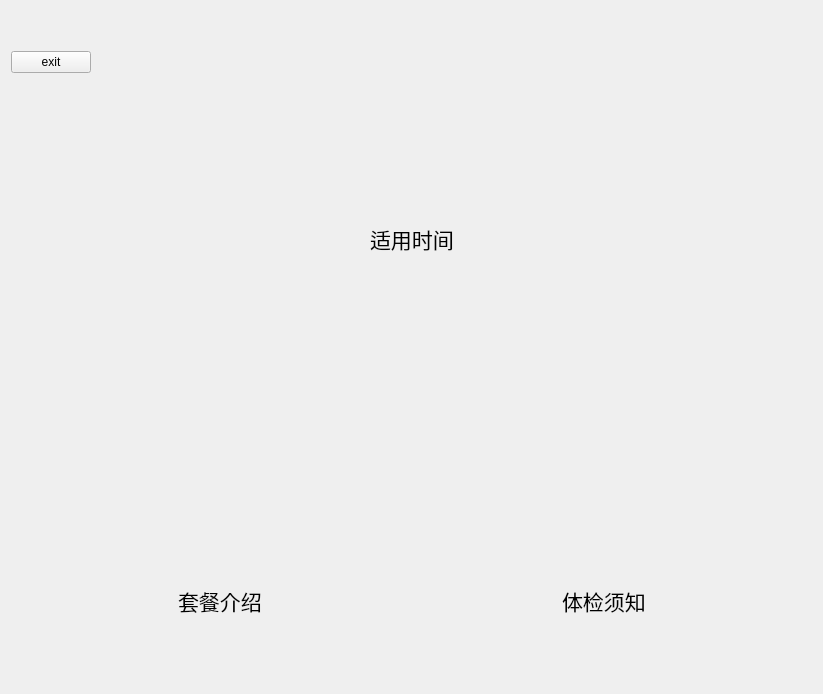
First picture: the form in PEIS_Client/hepdetails.ui, repository ooohhhj/PEIS, before the edit.
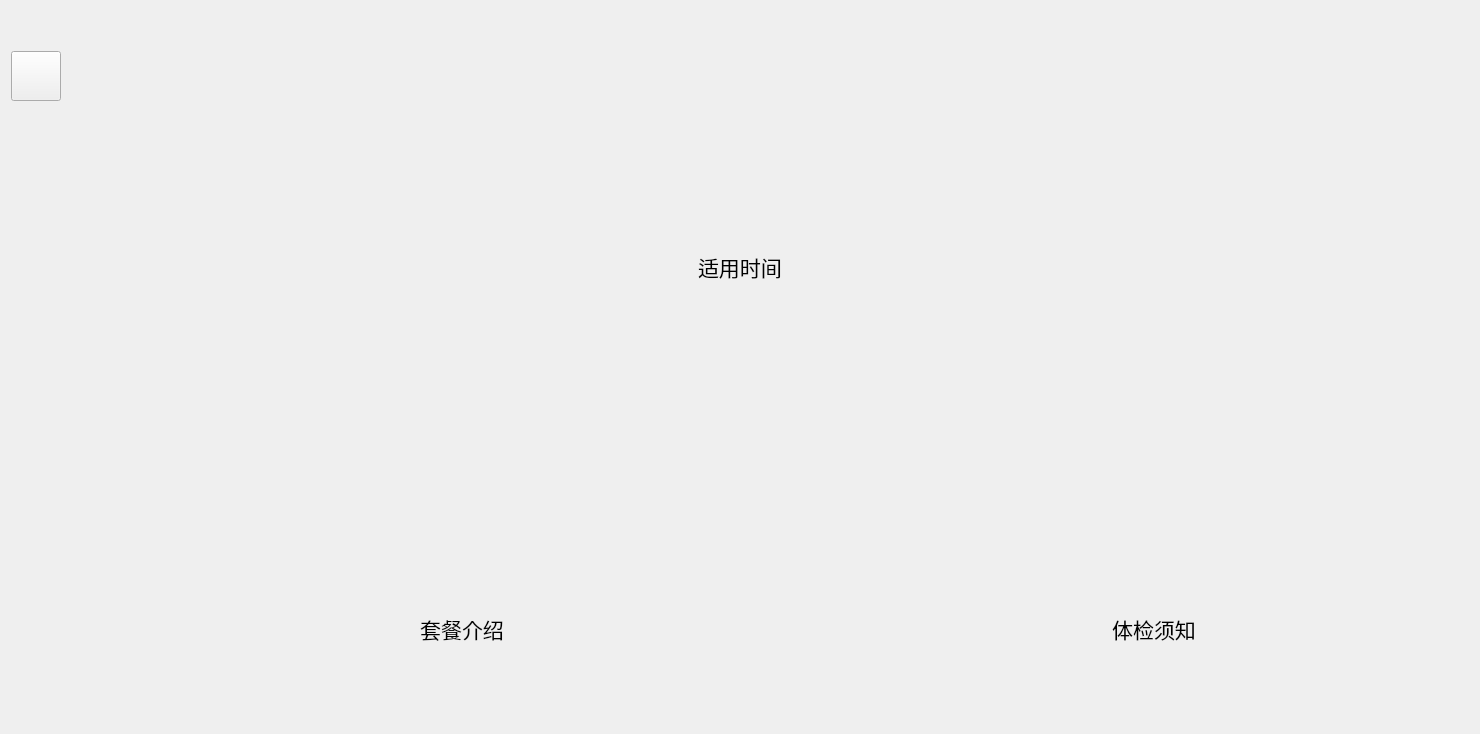
Second picture: the form after the edit. Icons and pictures are not drawn.

```diff
--- a/PEIS_Client/hepdetails.ui
+++ b/PEIS_Client/hepdetails.ui
@@ -6,8 +6,8 @@
    <rect>
     <x>0</x>
     <y>0</y>
-    <width>823</width>
-    <height>586</height>
+    <width>1480</width>
+    <height>734</height>
    </rect>
   </property>
   <property name="windowTitle">
@@ -36,8 +36,24 @@
       <layout class="QHBoxLayout" name="exitHLayout">
        <item>
         <widget class="QPushButton" name="exitButton">
+         <property name="minimumSize">
+          <size>
+           <width>50</width>
+           <height>50</height>
+          </size>
+         </property>
          <property name="text">
-          <string>exit</string>
+          <string/>
+         </property>
+         <property name="icon">
+          <iconset resource="../Resource/icom.qrc">
+           <normaloff>:/returnExit.png</normaloff>:/returnExit.png</iconset>
+         </property>
+         <property name="iconSize">
+          <size>
+           <width>50</width>
+           <height>50</height>
+          </size>
          </property>
         </widget>
        </item>
@@ -285,19 +301,6 @@
           <layout class="QVBoxLayout" name="packageVLayout">
            <item>
             <layout class="QHBoxLayout" name="horizontalLayout_2">
-             <item>
-              <spacer name="horizontalSpacer_12">
-               <property name="orientation">
-                <enum>Qt::Horizontal</enum>
-               </property>
-               <property name="sizeHint" stdset="0">
-                <size>
-                 <width>40</width>
-                 <height>20</height>
-                </size>
-               </property>
-              </spacer>
-             </item>
              <item>
               <widget class="QLabel" name="packageNamelabel">
                <property name="font">
@@ -309,91 +312,33 @@
                <property name="text">
                 <string>套餐介绍</string>
                </property>
+               <property name="alignment">
+                <set>Qt::AlignCenter</set>
+               </property>
               </widget>
              </item>
-             <item>
-              <spacer name="horizontalSpacer_13">
-               <property name="orientation">
-                <enum>Qt::Horizontal</enum>
-               </property>
-               <property name="sizeHint" stdset="0">
-                <size>
-                 <width>40</width>
-                 <height>20</height>
-                </size>
-               </property>
-              </spacer>
-             </item>
             </layout>
            </item>
            <item>
             <layout class="QHBoxLayout" name="packageHLayout">
              <item>
-              <spacer name="horizontalSpacer_6">
-               <property name="orientation">
-                <enum>Qt::Horizontal</enum>
-               </property>
-               <property name="sizeHint" stdset="0">
+              <widget class="QWidget" name="packageWidget" native="true">
+               <property name="minimumSize">
                 <size>
-                 <width>40</width>
-                 <height>20</height>
+                 <width>800</width>
+                 <height>0</height>
                 </size>
                </property>
-              </spacer>
-             </item>
-             <item>
-              <widget class="QWidget" name="packageWidget" native="true"/>
-             </item>
-             <item>
-              <spacer name="horizontalSpacer_7">
-               <property name="orientation">
-                <enum>Qt::Horizontal</enum>
-               </property>
-               <property name="sizeHint" stdset="0">
-                <size>
-                 <width>40</width>
-                 <height>20</height>
-                </size>
-               </property>
-              </spacer>
+              </widget>
              </item>
             </layout>
            </item>
           </layout>
          </item>
-         <item>
-          <spacer name="horizontalSpacer_16">
-           <property name="orientation">
-            <enum>Qt::Horizontal</enum>
-           </property>
-           <property name="sizeType">
-            <enum>QSizePolicy::Minimum</enum>
-           </property>
-           <property name="sizeHint" stdset="0">
-            <size>
-             <width>40</width>
-             <height>20</height>
-            </size>
-           </property>
-          </spacer>
-         </item>
          <item>
           <layout class="QVBoxLayout" name="instructionsVLayout">
            <item>
             <layout class="QHBoxLayout" name="horizontalLayout_3">
-             <item>
-              <spacer name="horizontalSpacer_14">
-               <property name="orientation">
-                <enum>Qt::Horizontal</enum>
-               </property>
-               <property name="sizeHint" stdset="0">
-                <size>
-                 <width>40</width>
-                 <height>20</height>
-                </size>
-               </property>
-              </spacer>
-             </item>
              <item>
               <widget class="QLabel" name="instructionlabel">
                <property name="font">
@@ -405,53 +350,30 @@
                <property name="text">
                 <string>体检须知</string>
                </property>
+               <property name="alignment">
+                <set>Qt::AlignCenter</set>
+               </property>
               </widget>
              </item>
-             <item>
-              <spacer name="horizontalSpacer_15">
-               <property name="orientation">
-                <enum>Qt::Horizontal</enum>
-               </property>
-               <property name="sizeHint" stdset="0">
-                <size>
-                 <width>40</width>
-                 <height>20</height>
-                </size>
-               </property>
-              </spacer>
-             </item>
             </layout>
            </item>
            <item>
             <layout class="QHBoxLayout" name="instructionsHLayout">
              <item>
-              <spacer name="horizontalSpacer_8">
-               <property name="orientation">
-                <enum>Qt::Horizontal</enum>
-               </property>
-               <property name="sizeHint" stdset="0">
+              <widget class="QWidget" name="instructionsWidget" native="true">
+               <property name="minimumSize">
                 <size>
-                 <width>40</width>
-                 <height>20</height>
+                 <width>550</width>
+                 <height>0</height>
                 </size>
                </property>
-              </spacer>
-             </item>
-             <item>
-              <widget class="QWidget" name="instructionsWidget" native="true"/>
-             </item>
-             <item>
-              <spacer name="horizontalSpacer_9">
-               <property name="orientation">
-                <enum>Qt::Horizontal</enum>
-               </property>
-               <property name="sizeHint" stdset="0">
+               <property name="maximumSize">
                 <size>
-                 <width>40</width>
-                 <height>20</height>
+                 <width>550</width>
+                 <height>16777215</height>
                 </size>
                </property>
-              </spacer>
+              </widget>
              </item>
             </layout>
            </item>
```
Left out of the diff: 4 changed lines with no effect on the pictures.
